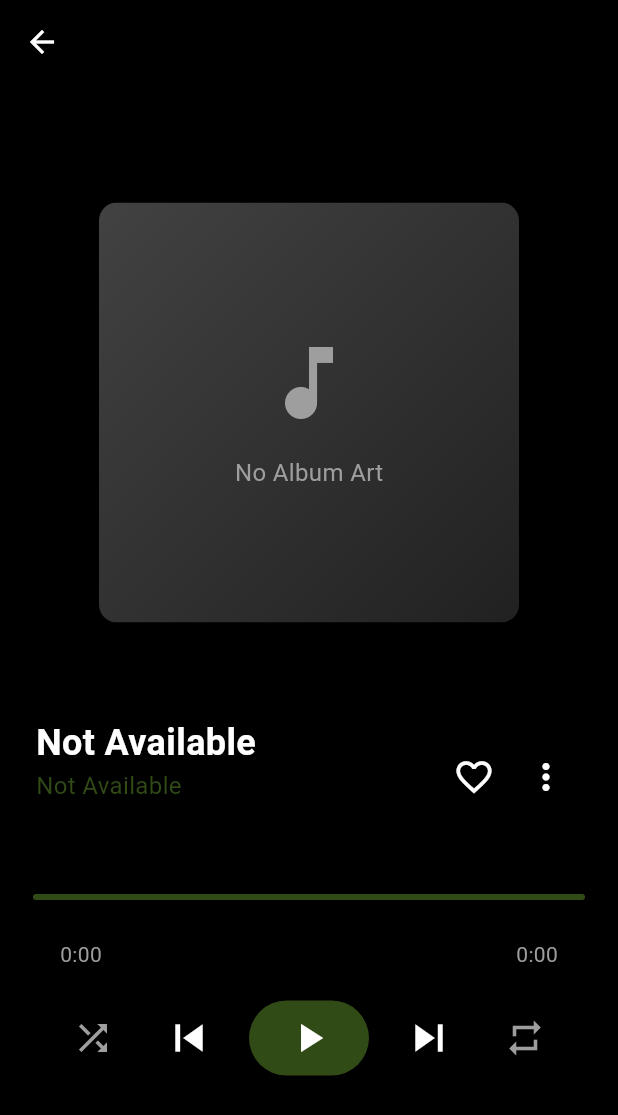
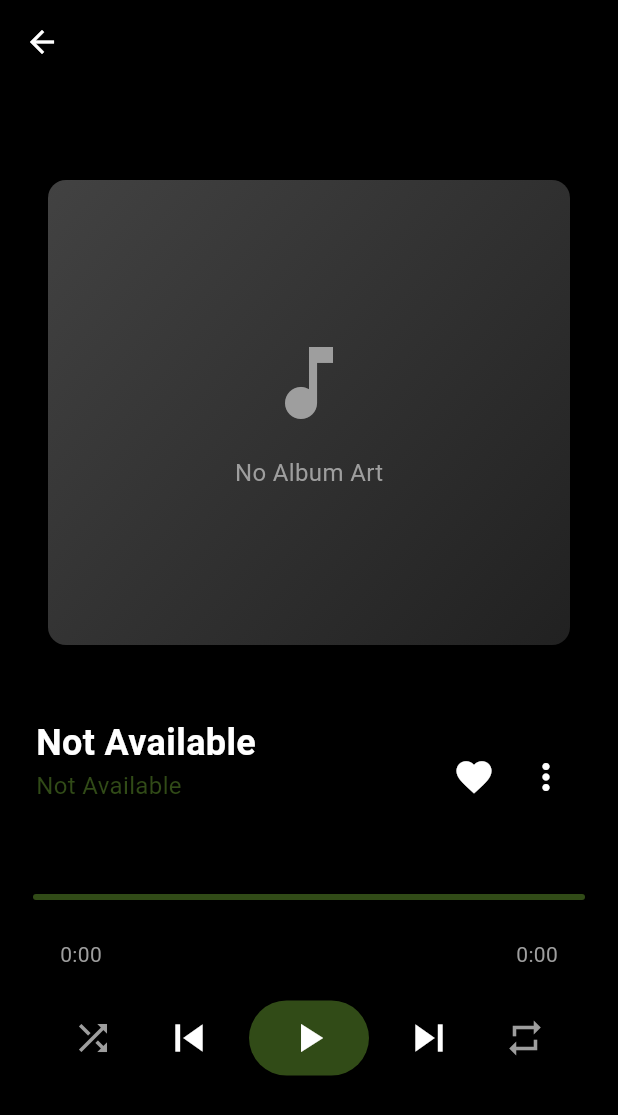
Before and after one commit to rd6260/echo_mpd, a Flutter app: the PlayerScreen screen opened directly, on a phone screen of 412 x 824 dp. Shown: the top 1115 px of the screen. Run offline on Flutter 3.47's test engine with Material 3 defaults, Android fonts, the phone set to English and light mode, and no system bars; our stand-ins replace shared_preferences; missing offline and left inert: dart_mpd; accounts and stored records are empty.

Commit message:
ui improvement

```diff
--- a/lib/screen/player_screen.dart
+++ b/lib/screen/player_screen.dart
@@ -29,9 +29,11 @@ class PlayerScreen extends StatelessWidget {
                   Expanded(
                     flex: 3,
                     child: Center(
+                      child: Padding(
+                        padding: const EdgeInsets.all(8),
                         child: Container(
-                        width: 280,
-                        height: 280,
+                          width: double.infinity,
+                          // height: double.infinity,
                           decoration: BoxDecoration(
                             borderRadius: BorderRadius.circular(12),
                             boxShadow: [
@@ -45,6 +47,7 @@ class PlayerScreen extends StatelessWidget {
                           child: ClipRRect(
                             borderRadius: BorderRadius.circular(12),
                             child: AlbumArtWidget(song: currentSong),
+                          ),
                         ),
                       ),
                     ),
@@ -99,7 +102,7 @@ class PlayerScreen extends StatelessWidget {
                           // Handle favorite
                         },
                         icon: const Icon(
-                          Icons.favorite_border,
+                          Icons.favorite,
                           color: Colors.white,
                           size: 28,
                         ),
--- a/lib/widgets/album_art_widget.dart
+++ b/lib/widgets/album_art_widget.dart
@@ -29,11 +29,11 @@ class AlbumArtWidget extends StatelessWidget {
     if (albumArtist != null && album != null) {
       String? filePath = await getAlbumArtPath(albumArtist, album);
 
+      // If file path is available, show the image
       if (filePath != null) {
-        // If file path is available, show the image
         return Image.file(
           File(filePath),
-          fit: BoxFit.cover,
+          fit: BoxFit.contain,
           errorBuilder: (context, error, stackTrace) {
             return _buildPlaceholder();
           },
```
Lines whose indentation alone changed are shown as unchanged.
